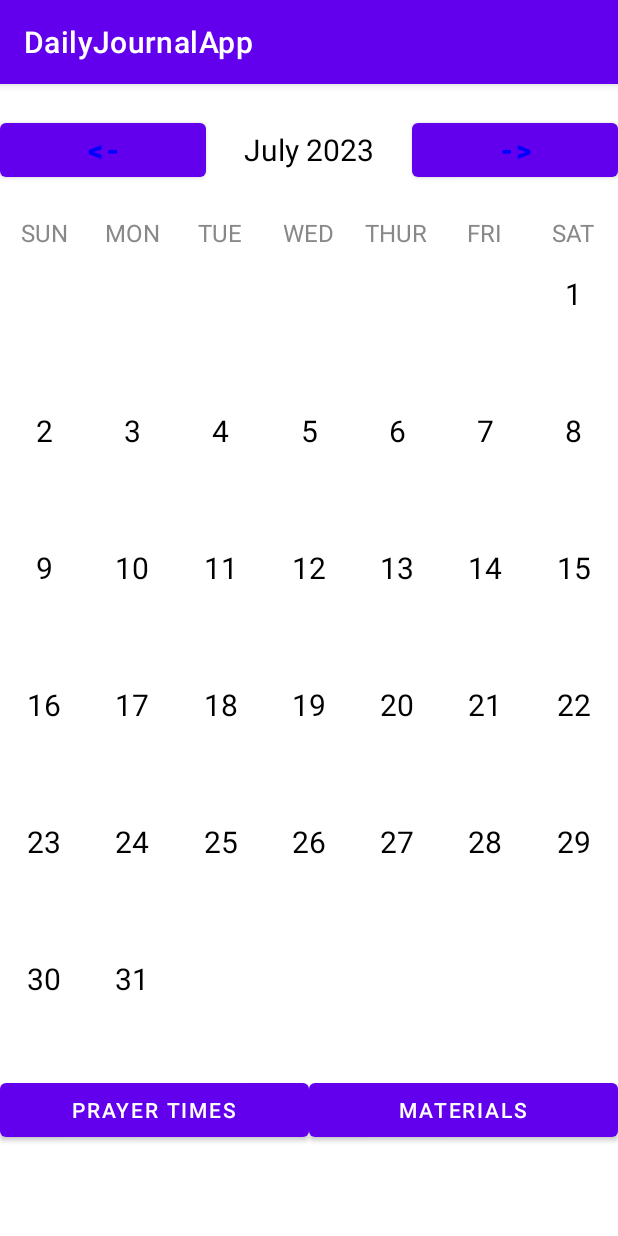
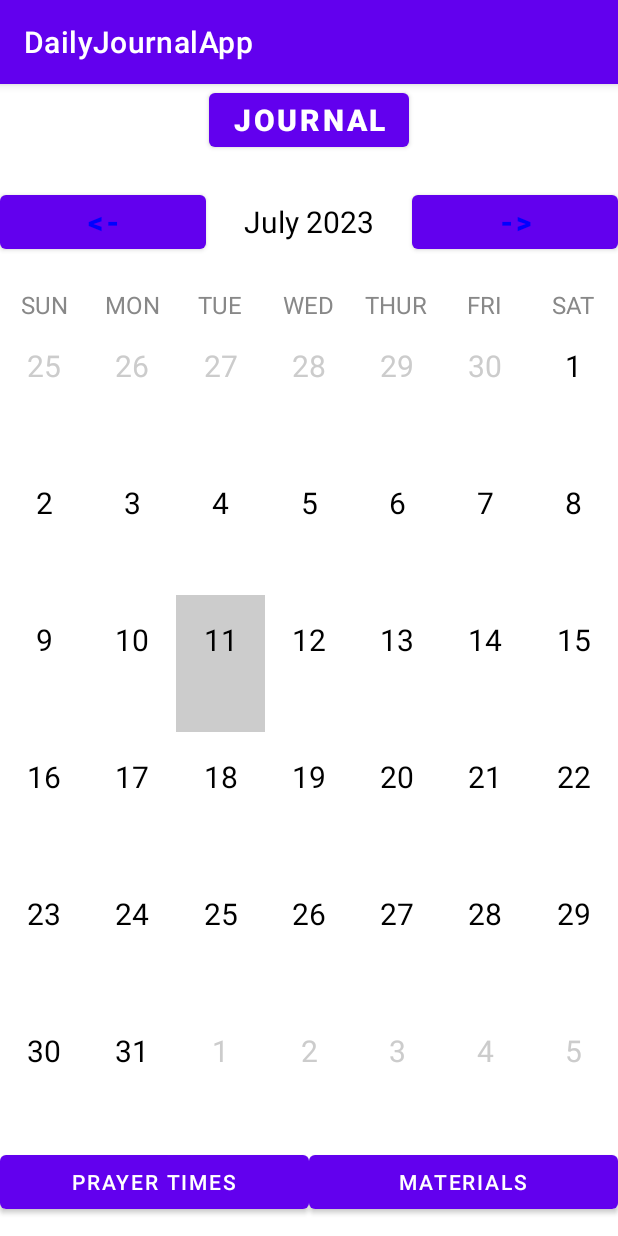
Before and after one commit to KhaleelMozum/DailyJournalAppProject, an Android app: the screen it shows after launch (MainActivity), on a phone screen of 412 x 824 dp. Run offline under Robolectric (Android 15) with nearby library versions, the phone set to English and light mode, and no system bars.

Commit message:
Working copy 7/11/23

```diff
--- a/app/src/main/AndroidManifest.xml
+++ b/app/src/main/AndroidManifest.xml
@@ -13,13 +13,19 @@
         android:theme="@style/Theme.DailyJournalApp"
         tools:targetApi="31">
         <activity
+            android:name=".JournalEdit"
+            android:exported="false" />
+        <activity
             android:name=".DailyCalendarActivity"
+            android:parentActivityName=".MainActivity"
             android:exported="false" />
         <activity
             android:name=".material_activity"
+            android:parentActivityName=".MainActivity"
             android:exported="false" />
         <activity
             android:name=".times_activity"
+            android:parentActivityName=".MainActivity"
             android:exported="false" />
         <activity
             android:name=".MainActivity"
--- a/app/src/main/java/com/example/dailyjournalapp/CalendarAdapter.java
+++ b/app/src/main/java/com/example/dailyjournalapp/CalendarAdapter.java
@@ -1,5 +1,6 @@
 package com.example.dailyjournalapp;
 
+import android.graphics.Color;
 import android.view.LayoutInflater;
 import android.view.View;
 import android.view.ViewGroup;
@@ -7,16 +8,17 @@ import android.view.ViewGroup;
 import androidx.annotation.NonNull;
 import androidx.recyclerview.widget.RecyclerView;
 
+import java.time.LocalDate;
 import java.util.ArrayList;
 
 class CalendarAdapter extends RecyclerView.Adapter<CalendarViewHolder>
 {
-    private final ArrayList<String> daysOfMonth;
+    private final ArrayList<LocalDate> days;
     private final OnItemListener onItemListener;
 
-    public CalendarAdapter(ArrayList<String> daysOfMonth, OnItemListener onItemListener)
+    public CalendarAdapter(ArrayList<LocalDate> days, OnItemListener onItemListener)
     {
-        this.daysOfMonth = daysOfMonth;
+        this.days = days;
         this.onItemListener = onItemListener;
     }
 
@@ -27,24 +29,38 @@ class CalendarAdapter extends RecyclerView.Adapter<CalendarViewHolder>
         LayoutInflater inflater = LayoutInflater.from(parent.getContext());
         View view = inflater.inflate(R.layout.calendar_cell, parent, false);
         ViewGroup.LayoutParams layoutParams = view.getLayoutParams();
-        layoutParams.height = (int) (parent.getHeight() * 0.166666666);
-        return new CalendarViewHolder(view, onItemListener);
+        if(days.size() > 15) //month view
+            layoutParams.height = (int) (parent.getHeight() * 0.166666666);
+        else // week view
+            layoutParams.height = (int) parent.getHeight();
+
+        return new CalendarViewHolder(view, onItemListener, days);
     }
 
     @Override
     public void onBindViewHolder(@NonNull CalendarViewHolder holder, int position)
     {
-        holder.dayOfMonth.setText(daysOfMonth.get(position));
+        final LocalDate date = days.get(position);
+
+        holder.dayOfMonth.setText(String.valueOf(date.getDayOfMonth()));
+
+        if(date.equals(CalendarUtils.selectedDate))
+            holder.parentView.setBackgroundColor(Color.LTGRAY);
+
+        if(date.getMonth().equals(CalendarUtils.selectedDate.getMonth()))
+            holder.dayOfMonth.setTextColor(Color.BLACK);
+        else
+            holder.dayOfMonth.setTextColor(Color.LTGRAY);
     }
 
     @Override
     public int getItemCount()
     {
-        return daysOfMonth.size();
+        return days.size();
     }
 
     public interface  OnItemListener
     {
-        void onItemClick(int position, String dayText);
+        void onItemClick(int position, LocalDate date);
     }
 }
--- a/app/src/main/java/com/example/dailyjournalapp/CalendarViewHolder.java
+++ b/app/src/main/java/com/example/dailyjournalapp/CalendarViewHolder.java
@@ -6,21 +6,28 @@ import android.widget.TextView;
 import androidx.annotation.NonNull;
 import androidx.recyclerview.widget.RecyclerView;
 
+import java.time.LocalDate;
+import java.util.ArrayList;
+
 public class CalendarViewHolder extends RecyclerView.ViewHolder implements View.OnClickListener
 {
     public final TextView dayOfMonth;
+    public final View parentView;
+    private final ArrayList<LocalDate> days;
     private final CalendarAdapter.OnItemListener onItemListener;
-    public CalendarViewHolder(@NonNull View itemView, CalendarAdapter.OnItemListener onItemListener)
+    public CalendarViewHolder(@NonNull View itemView, CalendarAdapter.OnItemListener onItemListener, ArrayList<LocalDate> days)
     {
         super(itemView);
+        parentView = itemView.findViewById(R.id.parentView);
         dayOfMonth = itemView.findViewById(R.id.cellDayText);
         this.onItemListener = onItemListener;
         itemView.setOnClickListener(this);
+        this.days=days;
     }
 
     @Override
     public void onClick(View view)
     {
-        onItemListener.onItemClick(getAdapterPosition(), (String) dayOfMonth.getText());
+        onItemListener.onItemClick(getAdapterPosition(), days.get(getAdapterPosition()));
     }
 }
--- a/app/src/main/java/com/example/dailyjournalapp/MainActivity.java
+++ b/app/src/main/java/com/example/dailyjournalapp/MainActivity.java
@@ -1,4 +1,7 @@
 package com.example.dailyjournalapp;
+
+import static com.example.dailyjournalapp.CalendarUtils.daysInMonthArray;
+import static com.example.dailyjournalapp.CalendarUtils.monthYearFromDate;
 
 import androidx.appcompat.app.AppCompatActivity;
 import androidx.recyclerview.widget.GridLayoutManager;
@@ -15,6 +18,8 @@ import java.time.YearMonth;
 import java.time.format.DateTimeFormatter;
 import java.util.ArrayList;
 
+
+
 public class MainActivity extends AppCompatActivity implements CalendarAdapter.OnItemListener
 {
     private TextView monthYearText;
@@ -27,7 +32,7 @@ public class MainActivity extends AppCompatActivity implements CalendarAdapter.O
         super.onCreate(savedInstanceState);
         setContentView(R.layout.activity_main);
         initWidgets();
-        selectedDate = LocalDate.now();
+        CalendarUtils.selectedDate = LocalDate.now();
         setMonthView();
     }
 
@@ -39,8 +44,8 @@ public class MainActivity extends AppCompatActivity implements CalendarAdapter.O
 
     private void setMonthView()
     {
-        monthYearText.setText(monthYearFromDate(selectedDate));
-        ArrayList<String> daysInMonth = daysInMonthArray(selectedDate);
+        monthYearText.setText(monthYearFromDate(CalendarUtils.selectedDate));
+        ArrayList<LocalDate> daysInMonth = daysInMonthArray();
 
         CalendarAdapter calendarAdapter = new CalendarAdapter(daysInMonth, this);
         RecyclerView.LayoutManager layoutManager = new GridLayoutManager(getApplicationContext(), 7);
@@ -48,55 +53,29 @@ public class MainActivity extends AppCompatActivity implements CalendarAdapter.O
         calendarRecyclerView.setAdapter(calendarAdapter);
     }
 
-    private ArrayList<String> daysInMonthArray(LocalDate date)
-    {
-        ArrayList<String> daysInMonthArray = new ArrayList<>();
-        YearMonth yearMonth = YearMonth.from(date);
 
-        int daysInMonth = yearMonth.lengthOfMonth();
 
-        LocalDate firstOfMonth = selectedDate.withDayOfMonth(1);
-        int dayOfWeek = firstOfMonth.getDayOfWeek().getValue();
 
-        for(int i = 1; i <= 42; i++)
-        {
-            if(i <= dayOfWeek || i > daysInMonth + dayOfWeek)
-            {
-                daysInMonthArray.add("");
-            }
-            else
-            {
-                daysInMonthArray.add(String.valueOf(i - dayOfWeek));
-            }
-        }
-        return  daysInMonthArray;
-    }
-
-    private String monthYearFromDate(LocalDate date)
-    {
-        DateTimeFormatter formatter = DateTimeFormatter.ofPattern("MMMM yyyy");
-        return date.format(formatter);
-    }
 
     public void previousMonthAction(View view)
     {
-        selectedDate = selectedDate.minusMonths(1);
+        CalendarUtils.selectedDate = CalendarUtils.selectedDate.minusMonths(1);
         setMonthView();
     }
 
     public void nextMonthAction(View view)
     {
-        selectedDate = selectedDate.plusMonths(1);
+        CalendarUtils.selectedDate = CalendarUtils.selectedDate.plusMonths(1);
         setMonthView();
     }
 
     @Override
-    public void onItemClick(int position, String dayText)
+    public void onItemClick(int position, LocalDate date)
     {
-        if(!dayText.equals(""))
+        if(date != null)
         {
-            String message = "Selected Date " + dayText + " " + monthYearFromDate(selectedDate);
-            Toast.makeText(this, message, Toast.LENGTH_LONG).show();
+            CalendarUtils.selectedDate = date;
+            setMonthView();
         }
     }
 
@@ -109,4 +88,9 @@ public class MainActivity extends AppCompatActivity implements CalendarAdapter.O
         Intent i = new Intent(this, material_activity.class);
         startActivity(i);
     }
+
+    public void launchJournal(View v) {
+        Intent i = new Intent(this, DailyCalendarActivity.class);
+        startActivity(i);
+    }
 }
--- a/app/src/main/java/com/example/dailyjournalapp/material_activity.java
+++ b/app/src/main/java/com/example/dailyjournalapp/material_activity.java
@@ -10,5 +10,7 @@ public class material_activity extends AppCompatActivity {
     protected void onCreate(Bundle savedInstanceState) {
         super.onCreate(savedInstanceState);
         setContentView(R.layout.activity_material);
+        getSupportActionBar().setDisplayHomeAsUpEnabled(true);
+
     }
 }
--- a/app/src/main/java/com/example/dailyjournalapp/times_activity.java
+++ b/app/src/main/java/com/example/dailyjournalapp/times_activity.java
@@ -20,6 +20,7 @@ public class times_activity extends AppCompatActivity implements View.OnClickLis
     protected void onCreate(Bundle savedInstanceState) {
         super.onCreate(savedInstanceState);
         setContentView(R.layout.activity_times2);
+        getSupportActionBar().setDisplayHomeAsUpEnabled(true);
 
         masjid = findViewById(R.id.masjid);
         fajr = findViewById(R.id.fajrTime);
--- a/app/src/main/res/layout/activity_main.xml
+++ b/app/src/main/res/layout/activity_main.xml
@@ -7,6 +7,18 @@
     android:layout_height="match_parent"
     android:orientation="vertical"
     tools:context=".MainActivity">
+
+    <Button
+        android:layout_width="wrap_content"
+        android:layout_height="wrap_content"
+        android:layout_gravity="center"
+        android:text="Journal"
+        android:textColor="@color/white"
+        android:background="@null"
+        android:textStyle="bold"
+        android:onClick="launchJournal"
+        android:textSize="20sp"/>
+
 
     <LinearLayout
         android:layout_width="match_parent"
--- a/app/src/main/res/layout/calendar_cell.xml
+++ b/app/src/main/res/layout/calendar_cell.xml
@@ -2,6 +2,7 @@
 <androidx.constraintlayout.widget.ConstraintLayout xmlns:android="http://schemas.android.com/apk/res/android"
     android:layout_width="match_parent"
     android:layout_height="match_parent"
+    android:id="@+id/parentView"
     xmlns:app="http://schemas.android.com/apk/res-auto">
 
 
```
Also changed, not shown: app/src/main/java/com/example/dailyjournalapp/DailyCalendarActivity.java (+37 -4 lines), app/src/main/java/com/example/dailyjournalapp/Journal.java (added, +112 -0 lines), app/src/main/java/com/example/dailyjournalapp/JournalAdapter.java (added, +70 -0 lines), app/src/main/java/com/example/dailyjournalapp/JournalEdit.java (added, +71 -0 lines), app/src/main/res/layout/activity_daily_calendar.xml (+68 -2 lines), app/src/main/res/layout/activity_journal_edit.xml (added, +73 -0 lines), app/src/main/res/layout/journal_cell.xml (added, +46 -0 lines), app/src/main/java/com/example/dailyjournalapp/CalendarUtils.java (line endings or trailing spaces), 1 other file.
